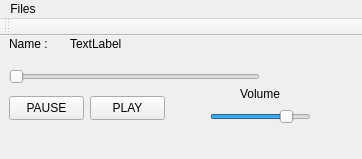
Before: the Qt Designer form Sub-Merge/SubMerge.ui in G-Maveryck/SubMerge, drawn with Qt 5.
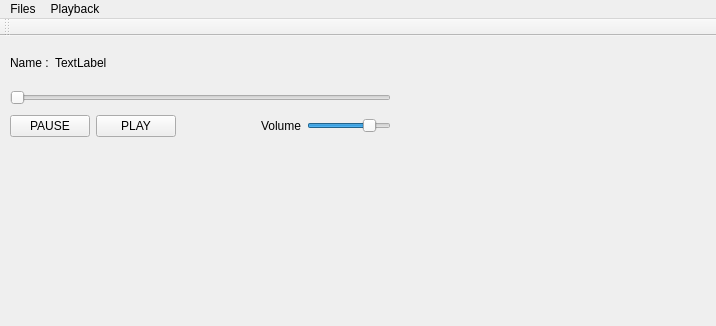
After: the same form once the commit is applied.

Commit message: Integration of audio playback from "VPS Player"

The edit to the form file:
```diff
--- a/Sub-Merge/SubMerge.ui
+++ b/Sub-Merge/SubMerge.ui
@@ -6,36 +6,103 @@
    <rect>
     <x>0</x>
     <y>0</y>
-    <width>362</width>
-    <height>159</height>
+    <width>716</width>
+    <height>326</height>
    </rect>
   </property>
+  <property name="sizePolicy">
+   <sizepolicy hsizetype="Preferred" vsizetype="Preferred">
+    <horstretch>0</horstretch>
+    <verstretch>0</verstretch>
+   </sizepolicy>
+  </property>
+  <property name="minimumSize">
+   <size>
+    <width>465</width>
+    <height>230</height>
+   </size>
+  </property>
+  <property name="maximumSize">
+   <size>
+    <width>1920</width>
+    <height>1080</height>
+   </size>
+  </property>
+  <property name="baseSize">
+   <size>
+    <width>720</width>
+    <height>350</height>
+   </size>
+  </property>
   <property name="windowTitle">
    <string>SubMerge</string>
   </property>
+  <property name="windowOpacity">
+   <double>1.000000000000000</double>
+  </property>
+  <property name="toolButtonStyle">
+   <enum>Qt::ToolButtonIconOnly</enum>
+  </property>
+  <property name="documentMode">
+   <bool>false</bool>
+  </property>
+  <property name="tabShape">
+   <enum>QTabWidget::Rounded</enum>
+  </property>
+  <property name="dockNestingEnabled">
+   <bool>true</bool>
+  </property>
   <widget class="QWidget" name="centralWidget">
-   <widget class="QPushButton" name="B_Play">
+   <property name="sizePolicy">
+    <sizepolicy hsizetype="Maximum" vsizetype="Maximum">
+     <horstretch>0</horstretch>
+     <verstretch>0</verstretch>
+    </sizepolicy>
+   </property>
+   <widget class="QFrame" name="verticalFrame">
     <property name="geometry">
      <rect>
-      <x>90</x>
-      <y>60</y>
-      <width>75</width>
-      <height>24</height>
+      <x>0</x>
+      <y>0</y>
+      <width>401</width>
+      <height>111</height>
      </rect>
     </property>
-    <property name="text">
-     <string>PLAY</string>
+    <property name="sizePolicy">
+     <sizepolicy hsizetype="Minimum" vsizetype="Minimum">
+      <horstretch>0</horstretch>
+      <verstretch>0</verstretch>
+     </sizepolicy>
     </property>
-   </widget>
+    <property name="cursor">
+     <cursorShape>ArrowCursor</cursorShape>
+    </property>
+    <property name="focusPolicy">
+     <enum>Qt::NoFocus</enum>
+    </property>
+    <layout class="QVBoxLayout" name="verticalLayout">
+     <property name="spacing">
+      <number>10</number>
+     </property>
+     <property name="sizeConstraint">
+      <enum>QLayout::SetDefaultConstraint</enum>
+     </property>
+     <property name="leftMargin">
+      <number>10</number>
+     </property>
+     <property name="topMargin">
+      <number>10</number>
+     </property>
+     <property name="rightMargin">
+      <number>10</number>
+     </property>
+     <property name="bottomMargin">
+      <number>10</number>
+     </property>
+     <item>
+      <layout class="QHBoxLayout" name="horizontalLayout">
+       <item>
    <widget class="QLabel" name="Name">
-    <property name="geometry">
-     <rect>
-      <x>9</x>
-      <y>0</y>
-      <width>38</width>
-      <height>16</height>
-     </rect>
-    </property>
     <property name="sizePolicy">
      <sizepolicy hsizetype="Fixed" vsizetype="Fixed">
       <horstretch>10</horstretch>
@@ -46,53 +113,63 @@
      <string>Name :</string>
     </property>
    </widget>
+       </item>
+       <item>
+        <widget class="QLabel" name="l_trackName">
+         <property name="text">
+          <string>TextLabel</string>
+         </property>
+        </widget>
+       </item>
+      </layout>
+     </item>
+     <item>
    <widget class="QSlider" name="TimeLine">
-    <property name="geometry">
-     <rect>
-      <x>9</x>
-      <y>30</y>
-      <width>251</width>
-      <height>22</height>
-     </rect>
-    </property>
     <property name="orientation">
      <enum>Qt::Horizontal</enum>
     </property>
    </widget>
+     </item>
+     <item>
+      <layout class="QHBoxLayout" name="horizontalLayout_2">
+       <item>
    <widget class="QPushButton" name="B_Pause">
-    <property name="geometry">
-     <rect>
-      <x>9</x>
-      <y>60</y>
-      <width>75</width>
-      <height>24</height>
-     </rect>
-    </property>
     <property name="text">
      <string>PAUSE</string>
     </property>
    </widget>
-   <widget class="QLabel" name="l_trackName">
-    <property name="geometry">
-     <rect>
-      <x>70</x>
-      <y>0</y>
-      <width>201</width>
-      <height>16</height>
-     </rect>
-    </property>
+       </item>
+       <item>
+        <widget class="QPushButton" name="B_Play">
+         <property name="text">
+          <string>PLAY</string>
+         </property>
+        </widget>
+       </item>
+       <item>
+        <spacer name="horizontalSpacer">
+         <property name="orientation">
+          <enum>Qt::Horizontal</enum>
+         </property>
+         <property name="sizeHint" stdset="0">
+          <size>
+           <width>40</width>
+           <height>20</height>
+          </size>
+         </property>
+        </spacer>
+       </item>
+       <item>
+        <widget class="QLabel" name="label">
     <property name="text">
-     <string>TextLabel</string>
-    </property>
-   </widget>
+          <string>Volume</string>
+         </property>
+        </widget>
+       </item>
+       <item>
    <widget class="QSlider" name="s_Volume">
-    <property name="geometry">
-     <rect>
-      <x>210</x>
-      <y>70</y>
-      <width>101</width>
-      <height>22</height>
-     </rect>
+         <property name="maximum">
+          <number>100</number>
     </property>
     <property name="value">
      <number>80</number>
@@ -101,18 +178,10 @@
      <enum>Qt::Horizontal</enum>
     </property>
    </widget>
-   <widget class="QLabel" name="label">
-    <property name="geometry">
-     <rect>
-      <x>240</x>
-      <y>50</y>
-      <width>49</width>
-      <height>16</height>
-     </rect>
-    </property>
-    <property name="text">
-     <string>Volume</string>
-    </property>
+       </item>
+      </layout>
+     </item>
+    </layout>
    </widget>
   </widget>
   <widget class="QMenuBar" name="menuBar">
@@ -120,7 +189,7 @@
     <rect>
      <x>0</x>
      <y>0</y>
-     <width>362</width>
+     <width>716</width>
      <height>22</height>
     </rect>
    </property>
@@ -130,7 +199,14 @@
     </property>
     <addaction name="actionOpen"/>
    </widget>
+   <widget class="QMenu" name="menuPlayback">
+    <property name="title">
+     <string>Playback</string>
+    </property>
+    <addaction name="actionPlay_Pause"/>
+   </widget>
    <addaction name="menuFiles"/>
+   <addaction name="menuPlayback"/>
   </widget>
   <widget class="QToolBar" name="mainToolBar">
    <attribute name="toolBarArea">
```
Left out of the diff: 20 changed lines with no effect on the pictures. Lines whose indentation alone changed are shown as unchanged. The commit also changes 12 other files.
